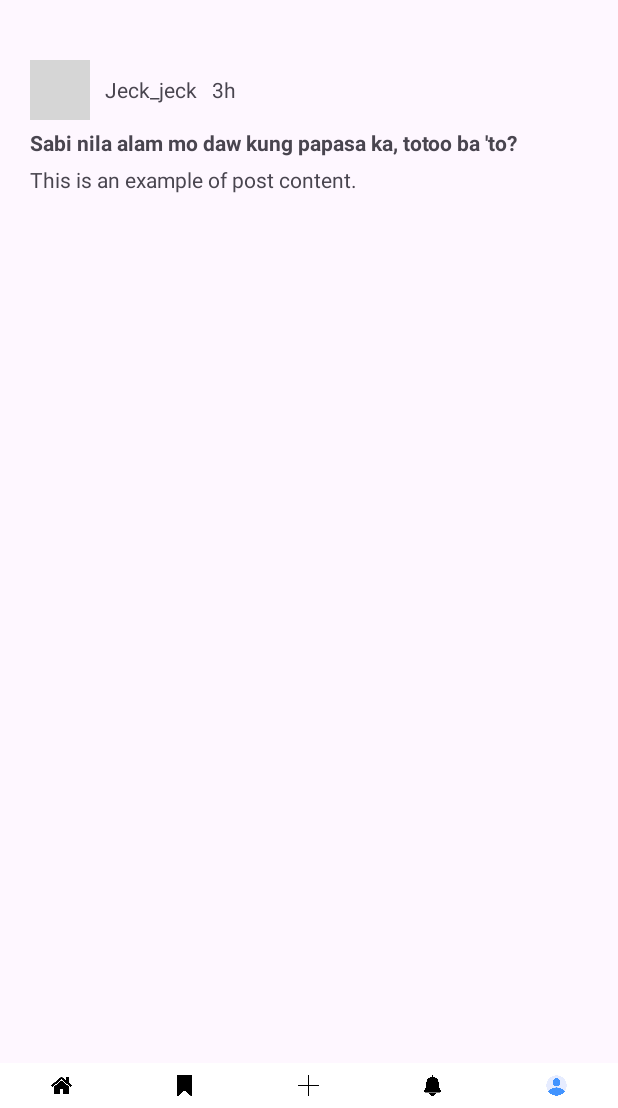
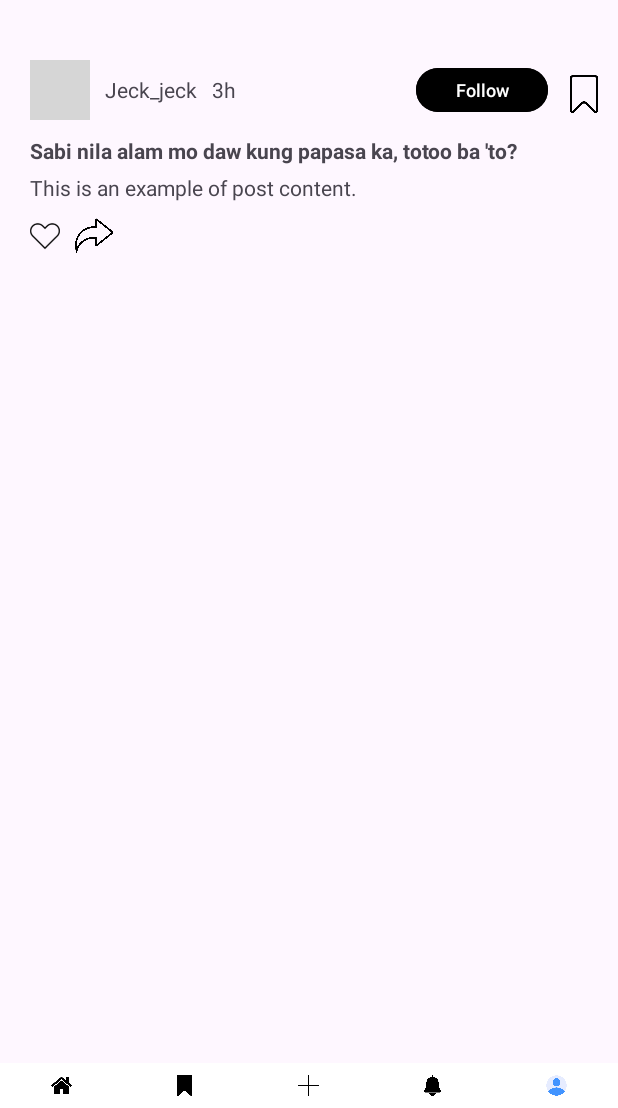
Before and after one commit to el0411/MADFinalProject, an Android app: the layout activity_feed.xml on its own in the app's theme, with its tools: preview values and no code run, on a phone screen of 412 x 824 dp, the part 128-1236 px from its top. Run offline under Robolectric (Android 15) with nearby library versions, the phone set to English and light mode, and no system bars; grey boxes are pictures that could not be loaded.

Commit message:
follow, like, share and save button added

```diff
--- a/app/src/main/res/layout/activity_feed.xml
+++ b/app/src/main/res/layout/activity_feed.xml
@@ -48,6 +48,11 @@
                     android:layout_marginBottom="15dp"
                     android:orientation="vertical">
 
+                    <!-- Top Section with Profile Picture, Username, and Save Button -->
+                    <FrameLayout
+                        android:layout_width="match_parent"
+                        android:layout_height="wrap_content">
+
                         <LinearLayout
                             android:layout_width="match_parent"
                             android:layout_height="wrap_content"
@@ -73,8 +78,31 @@
                                 android:layout_width="wrap_content"
                                 android:layout_height="wrap_content"
                                 android:text="3h" />
+
+                            <Button
+                                android:id="@+id/btnFollow"
+                                android:layout_width="wrap_content"
+                                android:layout_height="37dp"
+                                android:layout_marginLeft="120dp"
+                                android:layout_marginRight="20dp"
+                                android:backgroundTint="@color/black"
+                                android:text="Follow"
+                                android:textColor="@color/white"
+                                android:textSize="12sp" />
                         </LinearLayout>
 
+                        <!-- Save Button Overlay -->
+                        <ImageView
+                            android:id="@+id/btnSave"
+                            android:layout_width="25dp"
+                            android:layout_height="25dp"
+                            android:layout_gravity="top|end"
+                            android:layout_margin="10dp"
+                            android:contentDescription="Save"
+                            android:src="@drawable/icon_save" />
+                    </FrameLayout>
+
+                    <!-- Post Title and Content -->
                     <LinearLayout
                         android:layout_width="match_parent"
                         android:layout_height="wrap_content"
@@ -95,10 +123,33 @@
                             android:layout_height="wrap_content"
                             android:layout_marginHorizontal="20dp"
                             android:text="This is an example of post content." />
+                    </LinearLayout>
 
+                    <!-- Like, Save, Share Buttons -->
+                    <LinearLayout
+                        android:layout_width="match_parent"
+                        android:layout_height="wrap_content"
+                        android:layout_marginTop="10dp"
+                        android:layout_marginHorizontal="20dp"
+                        android:gravity="center_vertical"
+                        android:orientation="horizontal">
+
+                        <ImageView
+                            android:id="@+id/btnLike"
+                            android:layout_width="20dp"
+                            android:layout_height="20dp"
+                            android:layout_marginRight="10dp"
+                            android:contentDescription="Like"
+                            android:src="@drawable/icon_like" />
+
+                        <ImageView
+                            android:id="@+id/btnShare1"
+                            android:layout_width="25dp"
+                            android:layout_height="25dp"
+                            android:contentDescription="Share"
+                            android:src="@drawable/icon_share" />
                     </LinearLayout>
                 </LinearLayout>
-
             </LinearLayout>
         </ScrollView>
 
@@ -177,8 +228,6 @@
                 android:scaleType="centerInside"
                 android:src="@drawable/icon_profile" />
         </LinearLayout>
-
-        <!-- Footer Navigation -->
     </LinearLayout>
 
 </androidx.constraintlayout.widget.ConstraintLayout>
```
Also changed, not shown: app/src/main/res/drawable/icon_like.png (added), app/src/main/res/drawable/icon_save.png (added), app/src/main/res/drawable/icon_share.png (added). Lines whose indentation alone changed are shown as unchanged.
